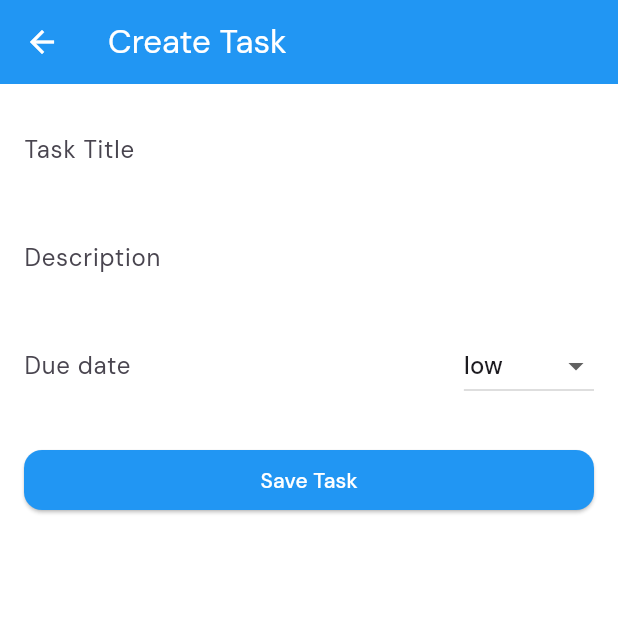
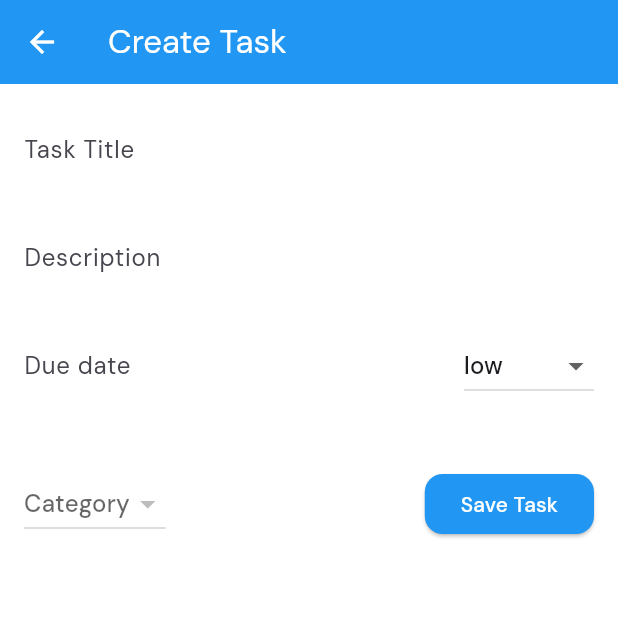
Before and after one commit to punkushal/personal-task-manager, a Flutter app: the screen it shows once a user with an empty profile is signed in, after a tap on the "add" icon, on a phone screen of 412 x 824 dp, the top half of it. Run offline on Flutter 3.47's test engine with Material 3 defaults, Android fonts, the light colour scheme and no system bars; our stand-ins replace cloud_firestore, firebase_auth, firebase_core, google_fonts; accounts and stored records are empty; statements that could not run were skipped.

Commit message:
dropdown categories selection button added

```diff
--- a/lib/screens/add_task_screen.dart
+++ b/lib/screens/add_task_screen.dart
@@ -1,8 +1,10 @@
 import 'package:flutter/material.dart';
 import 'package:personal_task_manager/models/task_model.dart';
 import 'package:intl/intl.dart';
+import 'package:personal_task_manager/providers/task_provider.dart';
 import 'package:personal_task_manager/services/task_service.dart';
 import 'package:personal_task_manager/utils/helper_function.dart';
+import 'package:provider/provider.dart';
 
 class AddTaskScreen extends StatefulWidget {
   final String userId;
@@ -22,7 +24,7 @@ class _AddTaskScreenState extends State<AddTaskScreen> {
   String _description = "";
   DateTime? _dueDate;
   Priority _priority = Priority.low;
-  String? _categoryId;
+  String _categoryId = 'Travel';
 
   @override
   void initState() {
@@ -32,7 +34,7 @@ class _AddTaskScreenState extends State<AddTaskScreen> {
       _description = widget.existingTask!.description!;
       _dueDate = widget.existingTask!.dueDate;
       _priority = widget.existingTask!.priority;
-      _categoryId = widget.existingTask!.categoryId;
+      _categoryId = widget.existingTask!.categoryId!;
     }
   }
 
@@ -99,6 +101,7 @@ class _AddTaskScreenState extends State<AddTaskScreen> {
 
   @override
   Widget build(BuildContext context) {
+    final taskProvider = Provider.of<TaskProvider>(context, listen: false);
     return Scaffold(
       appBar: AppBar(
         title: widget.existingTask != null
@@ -192,7 +195,27 @@ class _AddTaskScreenState extends State<AddTaskScreen> {
                   ),
                 ],
               ),
+
+              const SizedBox(height: 16),
               SizedBox(height: 24),
+              Row(
+                mainAxisAlignment: MainAxisAlignment.spaceBetween,
+                children: [
+                  DropdownButton<String>(
+                    value: _categoryId,
+                    hint: Text('Category'),
+                    items: taskProvider.categories
+                        .map((category) => DropdownMenuItem(
+                              value: category.name,
+                              child: Text(category.name),
+                            ))
+                        .toList(),
+                    onChanged: (value) {
+                      setState(() {
+                        _categoryId = value!;
+                      });
+                    },
+                  ),
                   ElevatedButton(
                     onPressed: _submitTask,
                     child: isLoading
@@ -205,6 +228,8 @@ class _AddTaskScreenState extends State<AddTaskScreen> {
                   ),
                 ],
               ),
+            ],
+          ),
         ),
       ),
     );
```
Lines whose indentation alone changed are shown as unchanged.
